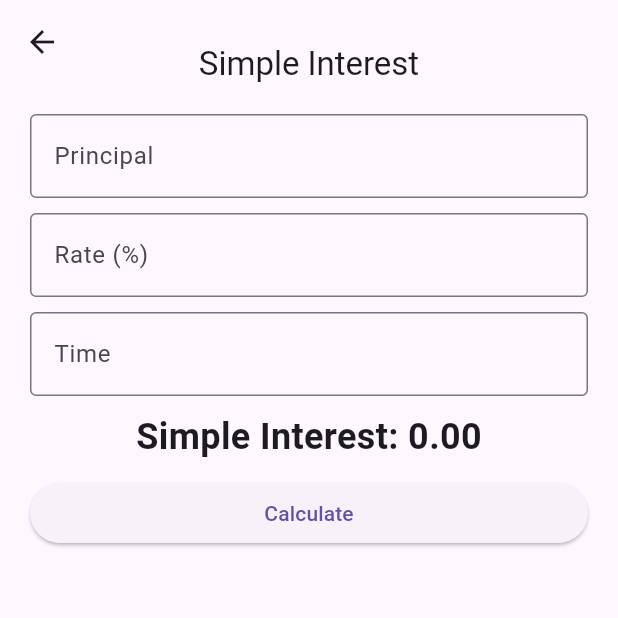
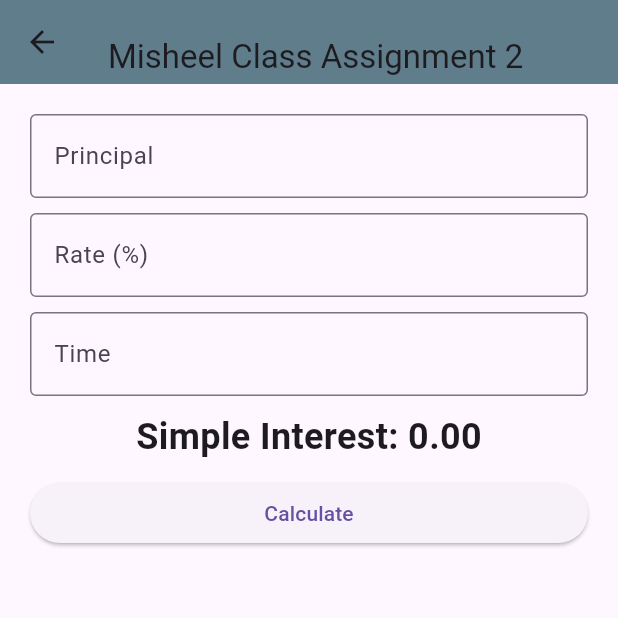
Before and after one commit to Misheel31/Class-Assignment-2, a Flutter app: the screen it shows after launch, after a tap on "Simple Interest", on a phone screen of 412 x 824 dp, the top half of it. Run offline on Flutter 3.47's test engine with Material 3 defaults, Android fonts, the phone set to English and light mode, and no system bars; our stand-ins replace flutter_bloc.

Commit message:
added new ui

```diff
--- a/lib/app.dart
+++ b/lib/app.dart
@@ -1,5 +1,6 @@
 import 'package:class_assignment_2/cubit/area_of_circle_cubit.dart';
 import 'package:class_assignment_2/cubit/dashboard_cubit.dart';
+import 'package:class_assignment_2/cubit/rectangle_perimeter_cubit.dart';
 import 'package:class_assignment_2/cubit/simple_interest_cubit.dart';
 import 'package:class_assignment_2/view/dashboard_cubit_view.dart';
 import 'package:flutter/material.dart';
@@ -18,6 +19,7 @@ class MyApp extends StatelessWidget {
               create: (context) => DashboardCubit(
                     context.read<SimpleInterestCubit>(),
                     context.read<CircleAreaCubit>(),
+                    context.read<RectanglePerimeterCubit>(),
                   )),
         ],
         child: const MaterialApp(
--- /dev/null
+++ b/lib/cubit/rectangle_perimeter_cubit.dart
@@ -0,0 +1,9 @@
+import 'package:flutter_bloc/flutter_bloc.dart';
+
+class RectanglePerimeterCubit extends Cubit<double> {
+  RectanglePerimeterCubit() : super(0.0);
+
+  void calculatePerimeter(double length, double breadth) {
+    emit(2 * (length + breadth));
+  }
+}
--- a/lib/view/area_of_circle_cubit_view.dart
+++ b/lib/view/area_of_circle_cubit_view.dart
@@ -14,10 +14,11 @@ class CircleAreaCubitView extends StatelessWidget {
         title: const Column(
           children: [
             SizedBox(height: 30),
-            Text('Area of Circle'),
+            Text('Misheel Class Assignment 2'),
           ],
         ),
         centerTitle: true,
+        backgroundColor: Colors.blueGrey,
       ),
       body: Padding(
         padding: const EdgeInsets.all(10),
--- a/lib/view/dashboard_cubit_view.dart
+++ b/lib/view/dashboard_cubit_view.dart
@@ -1,6 +1,8 @@
 import 'package:class_assignment_2/cubit/area_of_circle_cubit.dart';
+import 'package:class_assignment_2/cubit/rectangle_perimeter_cubit.dart';
 import 'package:class_assignment_2/cubit/simple_interest_cubit.dart';
 import 'package:class_assignment_2/view/area_of_circle_cubit_view.dart';
+import 'package:class_assignment_2/view/rectangle_perimeter_cubit_view.dart';
 import 'package:class_assignment_2/view/simple_interest_cubit_view.dart';
 import 'package:flutter/material.dart';
 import 'package:flutter_bloc/flutter_bloc.dart';
@@ -20,8 +22,11 @@ class DashboardCubitView extends StatelessWidget {
         ),
         centerTitle: true,
         elevation: 0,
+        backgroundColor: Colors.blueGrey,
       ),
-      body: GridView(
+      body: Container(
+        color: Colors.lightGreenAccent[50],
+        child: GridView(
           padding: const EdgeInsets.all(16),
           gridDelegate: const SliverGridDelegateWithFixedCrossAxisCount(
             crossAxisCount: 2,
@@ -42,12 +47,18 @@ class DashboardCubitView extends StatelessWidget {
                     ),
                   );
                 },
+                child: Card(
+                  elevation: 4,
+                  shape: RoundedRectangleBorder(
+                    borderRadius: BorderRadius.circular(12),
+                  ),
                   child: const Column(
                     mainAxisAlignment: MainAxisAlignment.center,
                     children: <Widget>[
-                  Icon(Icons.monetization_on, size: 48),
+                      Icon(Icons.percent, size: 48, color: Colors.blueGrey),
                       Text('Simple Interest'),
                     ],
+                  ),
                 ),
               ),
             ),
@@ -64,16 +75,59 @@ class DashboardCubitView extends StatelessWidget {
                     ),
                   );
                 },
+                child: Card(
+                  elevation: 4,
+                  shape: RoundedRectangleBorder(
+                    borderRadius: BorderRadius.circular(12),
+                  ),
                   child: const Column(
                     mainAxisAlignment: MainAxisAlignment.center,
                     children: <Widget>[
-                  Icon(Icons.circle, size: 48),
+                      Icon(
+                        Icons.calculate,
+                        size: 48,
+                        color: Colors.green,
+                      ),
                       Text('Area of Circle'),
                     ],
                   ),
                 ),
               ),
+            ),
+            Card(
+              child: InkWell(
+                onTap: () {
+                  Navigator.push(
+                    context,
+                    MaterialPageRoute(
+                      builder: (context) => BlocProvider(
+                        create: (_) => RectanglePerimeterCubit(),
+                        child: const RectanglePerimeterCubitView(),
+                      ),
+                    ),
+                  );
+                },
+                child: Card(
+                  elevation: 4,
+                  shape: RoundedRectangleBorder(
+                    borderRadius: BorderRadius.circular(12),
+                  ),
+                  child: const Column(
+                    mainAxisAlignment: MainAxisAlignment.center,
+                    children: <Widget>[
+                      Icon(
+                        Icons.calculate,
+                        size: 48,
+                        color: Colors.blueAccent,
+                      ),
+                      Text('Perimeter of Rectangle'),
                     ],
+                  ),
+                ),
+              ),
+            ),
+          ],
+        ),
       ),
     );
   }
--- a/lib/view/simple_interest_cubit_view.dart
+++ b/lib/view/simple_interest_cubit_view.dart
@@ -15,11 +15,12 @@ class SimpleInterestCubitView extends StatelessWidget {
       appBar: AppBar(
         title: const Column(
           children: [
-            SizedBox(height: 30),
-            Text('Simple Interest'),
+            SizedBox(height: 20),
+            Text('Misheel Class Assignment 2'),
           ],
         ),
         centerTitle: true,
+        backgroundColor: Colors.blueGrey,
       ),
       body: Padding(
         padding: const EdgeInsets.all(20),
--- a/pubspec.yaml
+++ b/pubspec.yaml
@@ -59,8 +59,8 @@ flutter:
   uses-material-design: true
 
   # To add assets to your application, add an assets section, like this:
-  # assets:
-  #   - images/a_dot_burr.jpeg
+  assets:
+    - assets/images/
   #   - images/a_dot_ham.jpeg
 
   # An image asset can refer to one or more resolution-specific "variants", see
```
Also changed, not shown: lib/cubit/dashboard_cubit.dart (+16 -1 lines), lib/view/rectangle_perimeter_cubit_view.dart (added, +76 -0 lines). Lines whose indentation alone changed are shown as unchanged.
